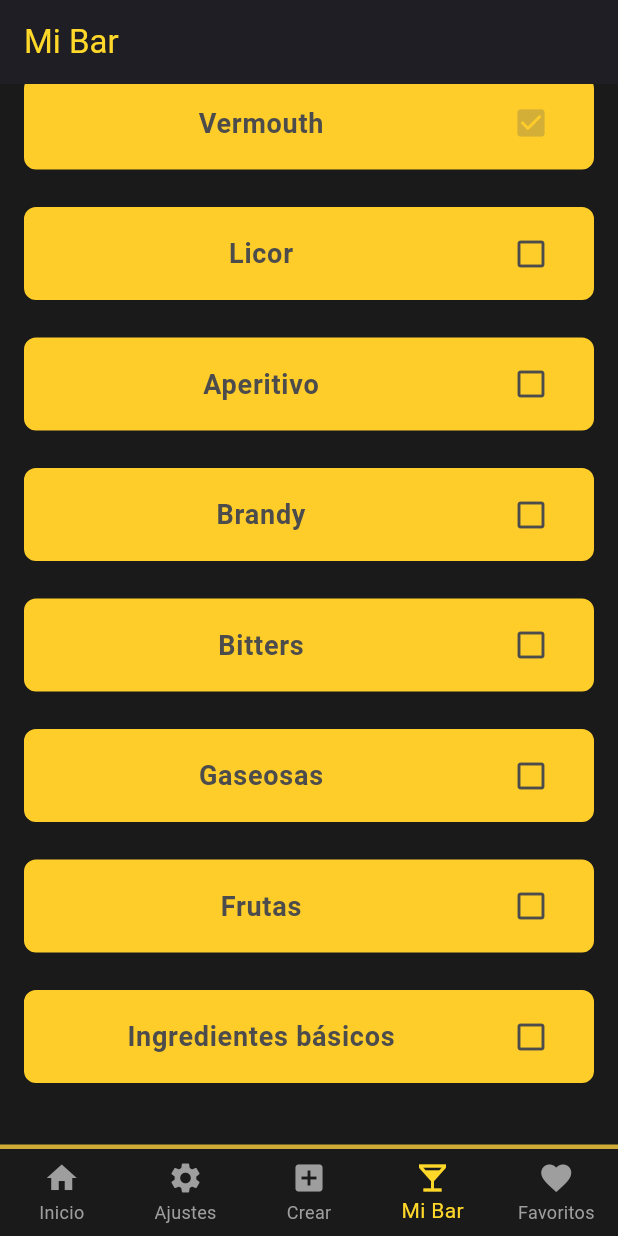
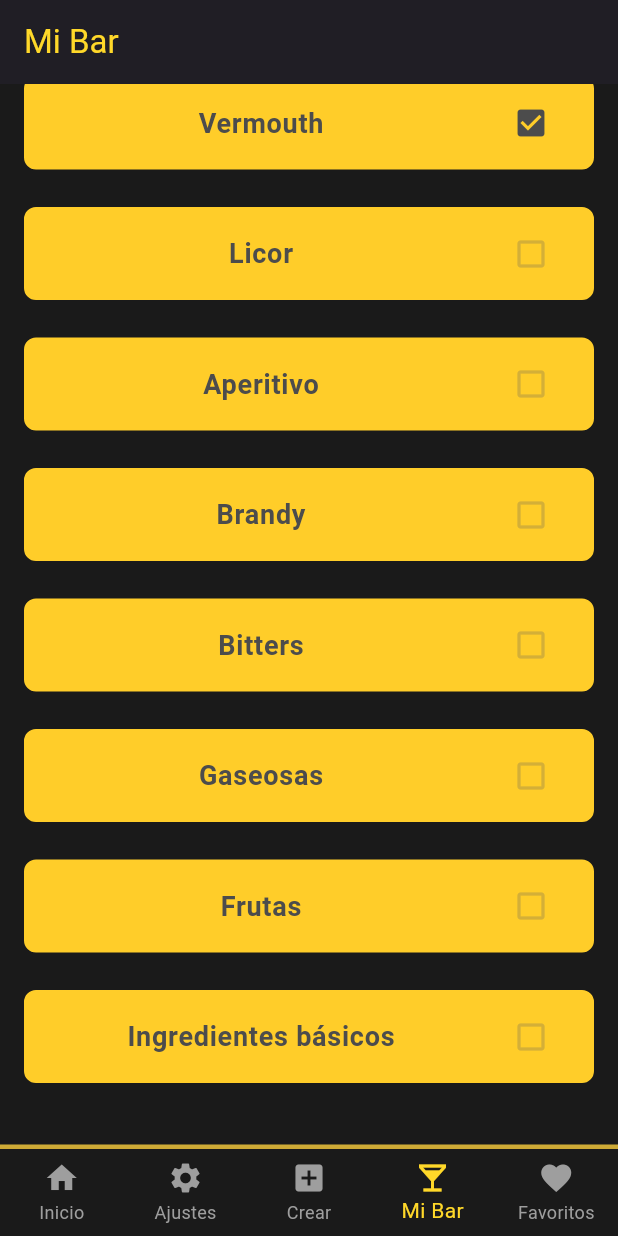
Before and after one commit to UliWT/Cocktail-Noir, a Flutter app: the screen it shows after launch, item 4 of the bottom bar chosen, scrolled down 456 dp, after a tap on the "check box outline blank" icon, on a phone screen of 412 x 824 dp. Run offline on Flutter 3.47's test engine with Material 3 defaults, Android fonts, the phone set to English and light mode, and no system bars; our stand-ins replace shared_preferences, sqflite; accounts and stored records are empty.

```diff
--- a/lib/main.dart
+++ b/lib/main.dart
@@ -5,6 +5,7 @@ import 'package:myapp/screens/NavBar/crear.dart';
 import 'package:myapp/screens/NavBar/favoritos.dart';
 import 'package:myapp/screens/NavBar/mi_bar.dart';
 import 'package:myapp/favoritos_manager.dart';
+import 'package:myapp/mi_bar_manager.dart';
 
 void main() async {
   // Garantiza que los plugins (como SharedPreferences) funcionen antes del runApp
@@ -12,6 +13,7 @@ void main() async {
 
   // Espera a que se carguen los datos del disco
   await FavoritosManager().cargarFavoritos();
+  await MiBarManager().cargarSeleccion();
 
   runApp(const MyApp());
 }
--- a/lib/mi_bar_manager.dart
+++ b/lib/mi_bar_manager.dart
@@ -1,41 +1,77 @@
+import 'dart:convert';
+import 'package:shared_preferences/shared_preferences.dart';
+
 class MiBarManager {
   static final MiBarManager _instancia = MiBarManager._interno();
+  // El mapa donde guardamos Categoría -> Set de Ingredientes
   final Map<String, Set<String>> _seleccionados = {};
 
   factory MiBarManager() => _instancia;
+  MiBarManager._interno();
 
-  MiBarManager._interno();
+  Future<void> cargarSeleccion() async {
+    try {
+      final prefs = await SharedPreferences.getInstance();
+      final String? jsonData = prefs.getString('mibar_seleccion');
+
+      if (jsonData != null) {
+        final Map<String, dynamic> decoded = jsonDecode(jsonData);
+        _seleccionados.clear();
+
+        decoded.forEach((categoria, items) {
+          // Convertimos la lista que viene del JSON de nuevo a un Set
+          _seleccionados[categoria] = Set<String>.from(items);
+        });
+      }
+    } catch (e) {
+      print("Error cargando Mi Bar: $e");
+    }
+  }
+
+  Future<void> _guardarEnStorage() async {
+    try {
+      final prefs = await SharedPreferences.getInstance();
+      // Convertimos los Sets a Listas para que jsonEncode no falle
+      final Map<String, List<String>> paraGuardar = _seleccionados.map(
+        (key, value) => MapEntry(key, value.toList()),
+      );
+      await prefs.setString('mibar_seleccion', jsonEncode(paraGuardar));
+    } catch (e) {
+      print("Error guardando Mi Bar: $e");
+    }
+  }
 
   void inicializarCategorias(Iterable<String> categorias) {
     for (var cat in categorias) {
       _seleccionados.putIfAbsent(cat, () => <String>{});
     }
+    // No guardamos acá porque es solo inicialización de estructura
   }
 
-  void toggleSeleccion(String categoria, String item) {
+  Future<void> toggleSeleccion(String categoria, String item) async {
     final set = _seleccionados.putIfAbsent(categoria, () => <String>{});
     if (set.contains(item)) {
       set.remove(item);
     } else {
       set.add(item);
     }
+    await _guardarEnStorage(); // Guardamos el cambio
+  }
+
+  Future<void> toggleSeleccionCategoria(String categoria, Iterable<String> items) async {
+    final set = _seleccionados.putIfAbsent(categoria, () => <String>{});
+    final allSelected = items.every((i) => set.contains(i));
+
+    if (allSelected) {
+      for (var i in items) set.remove(i);
+    } else {
+      for (var i in items) set.add(i);
+    }
+    await _guardarEnStorage();
   }
 
   bool esSeleccionado(String categoria, String item) {
     return _seleccionados[categoria]?.contains(item) ?? false;
-  }
-
-  // Selecciona todos los items de una categoría o los deselecciona si ya estaban todos seleccionados
-  void toggleSeleccionCategoria(String categoria, Iterable<String> items) {
-    final set = _seleccionados.putIfAbsent(categoria, () => <String>{});
-    final allSelected = items.every((i) => set.contains(i));
-    if (allSelected) {
-      // deseleccionar todos
-      for (var i in items) set.remove(i);
-    } else {
-      // seleccionar todos
-      for (var i in items) set.add(i);
-    }
   }
 
   bool isCategoriaAllSelected(String categoria, Iterable<String> items) {
@@ -44,9 +80,6 @@ class MiBarManager {
 
   Map<String, Set<String>> obtenerSeleccionados() => _seleccionados;
 
-  // Método para obtener todos los ingredientes seleccionados como lista plana.
-  // Si una categoría tiene elementos seleccionados, también se incluye el nombre
-  // de la categoría (por ejemplo, seleccionar tipos de Ron también aporta "Ron").
   List<String> getAllSelectedIngredients() {
     final all = <String>{};
     _seleccionados.forEach((categoria, set) {
@@ -55,10 +88,7 @@ class MiBarManager {
         all.addAll(set);
       }
     });
-    // Normalizar antes de devolver
     try {
-      // Import local to avoid top-level import cycle in other files
-      // ignore: avoid_dynamic_calls
       final normalizer = (String s) => s
           .toLowerCase()
           .replaceAll(RegExp(r'[\n\t\\/,_\-()\[\].:]'), ' ')
--- a/lib/screens/NavBar/mi_bar.dart
+++ b/lib/screens/NavBar/mi_bar.dart
@@ -39,22 +39,28 @@ final Map<String, List<String>> categorias = {
     ],
   };
 
-
   final Set<String> desplegados = {};
 
   @override
   void initState() {
     super.initState();
+    // Inicializamos las categorías en el Manager
     MiBarManager().inicializarCategorias(categorias.keys);
   }
 
-  void toggleSeleccion(String categoria, String item) {
-    setState(() {
-      MiBarManager().toggleSeleccion(categoria, item);
-    });
+  // --- CORRECCIÓN: Funciones asíncronas fuera del setState ---
+
+  Future<void> _toggleSeleccion(String categoria, String item) async {
+    await MiBarManager().toggleSeleccion(categoria, item);
+    if (mounted) setState(() {});
   }
 
-  void toggleDesplegado(String categoria, bool expanded) {
+  Future<void> _toggleSeleccionCategoria(String categoria, List<String> items) async {
+    await MiBarManager().toggleSeleccionCategoria(categoria, items);
+    if (mounted) setState(() {});
+  }
+
+  void _toggleDesplegado(String categoria, bool expanded) {
     setState(() {
       if (expanded) {
         desplegados.add(categoria);
@@ -66,6 +72,8 @@ final Map<String, List<String>> categorias = {
 
   @override
   Widget build(BuildContext context) {
+    final manager = MiBarManager();
+
     return MainScaffold(
       selectedIndex: 3,
       appBar: AppBar(title: const Text("Mi Bar")),
@@ -76,6 +84,7 @@ final Map<String, List<String>> categorias = {
           final categoria = entry.key;
           final items = entry.value;
           final expandido = desplegados.contains(categoria);
+          final allSelected = manager.isCategoriaAllSelected(categoria, items);
 
           return Container(
             margin: const EdgeInsets.only(bottom: 25),
@@ -88,7 +97,7 @@ final Map<String, List<String>> categorias = {
               ),
             ),
             child: ExpansionTile(
-              onExpansionChanged: (val) => toggleDesplegado(categoria, val),
+              onExpansionChanged: (val) => _toggleDesplegado(categoria, val),
               tilePadding: const EdgeInsets.symmetric(horizontal: 16),
               title: Center(
                 child: Text(
@@ -100,39 +109,33 @@ final Map<String, List<String>> categorias = {
                   ),
                 ),
               ),
-              trailing: Row(
-                mainAxisSize: MainAxisSize.min,
-                children: [
-                  IconButton(
+              trailing: IconButton(
                 icon: Icon(
-                      MiBarManager().isCategoriaAllSelected(categoria, items)
-                          ? Icons.check_box
-                          : Icons.check_box_outline_blank,
-                      color: MiBarManager().isCategoriaAllSelected(categoria, items)
-                          ? const Color(0xFFD4AF37)
-                          : const Color(0xFF4C4C4C),
+                  allSelected ? Icons.check_box : Icons.check_box_outline_blank,
+                  color: allSelected ? const Color(0xFF4C4C4C) : const Color(0xFFD4AF37),
                 ),
-                    onPressed: () => setState(() => MiBarManager().toggleSeleccionCategoria(categoria, items)),
+                onPressed: () => _toggleSeleccionCategoria(categoria, items),
                 tooltip: 'Seleccionar/Deseleccionar todo',
               ),
-                ],
-              ),
               children: [
-                Wrap(
+                Padding(
+                  padding: const EdgeInsets.symmetric(horizontal: 12.0),
+                  child: Wrap(
                     spacing: 8,
                     runSpacing: 8,
                     children: items.map((item) {
-                    final seleccionado = MiBarManager().esSeleccionado(categoria, item);
+                      final seleccionado = manager.esSeleccionado(categoria, item);
                       return Boton(
                         texto: item,
                         seleccionado: seleccionado,
-                      onPressed: () => toggleSeleccion(categoria, item),
+                        onPressed: () => _toggleSeleccion(categoria, item),
                         style: const TextStyle(fontSize: 14),
                         padding: const EdgeInsets.symmetric(horizontal: 20, vertical: 12),
                         borderRadius: 20,
                         key: ValueKey('$categoria-$item-$seleccionado'),
                       );
                     }).toList(),
+                  ),
                 ),
                 const SizedBox(height: 16),
               ],
```
Also changed, not shown: 1 other file. Lines whose indentation alone changed are shown as unchanged.
